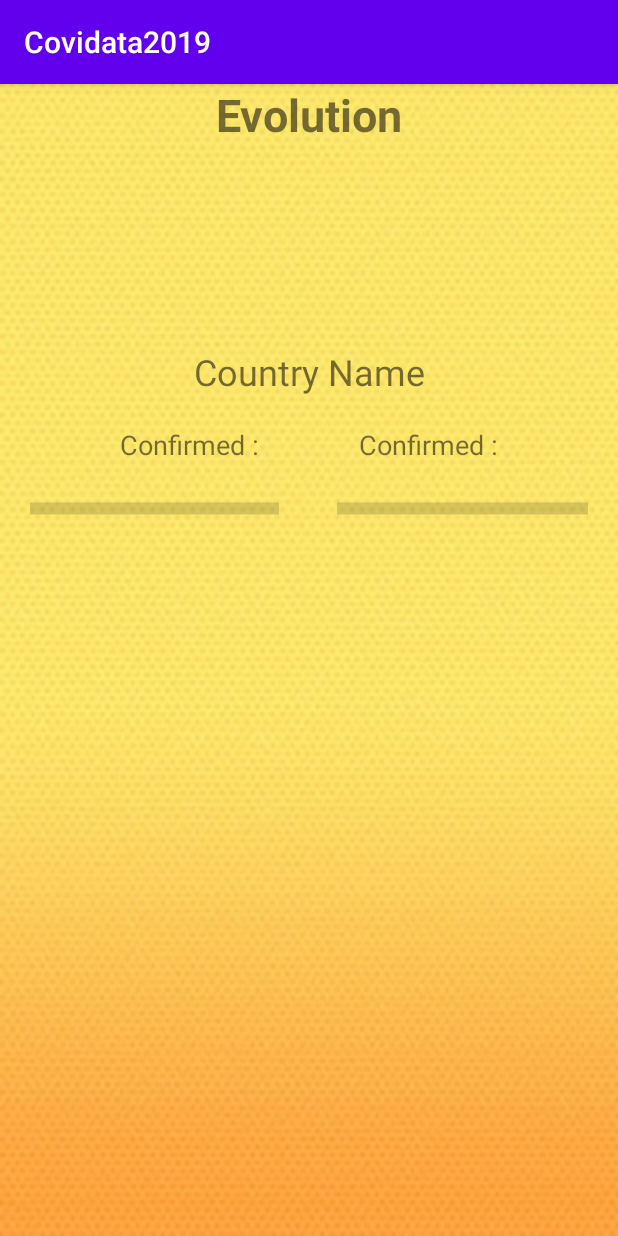
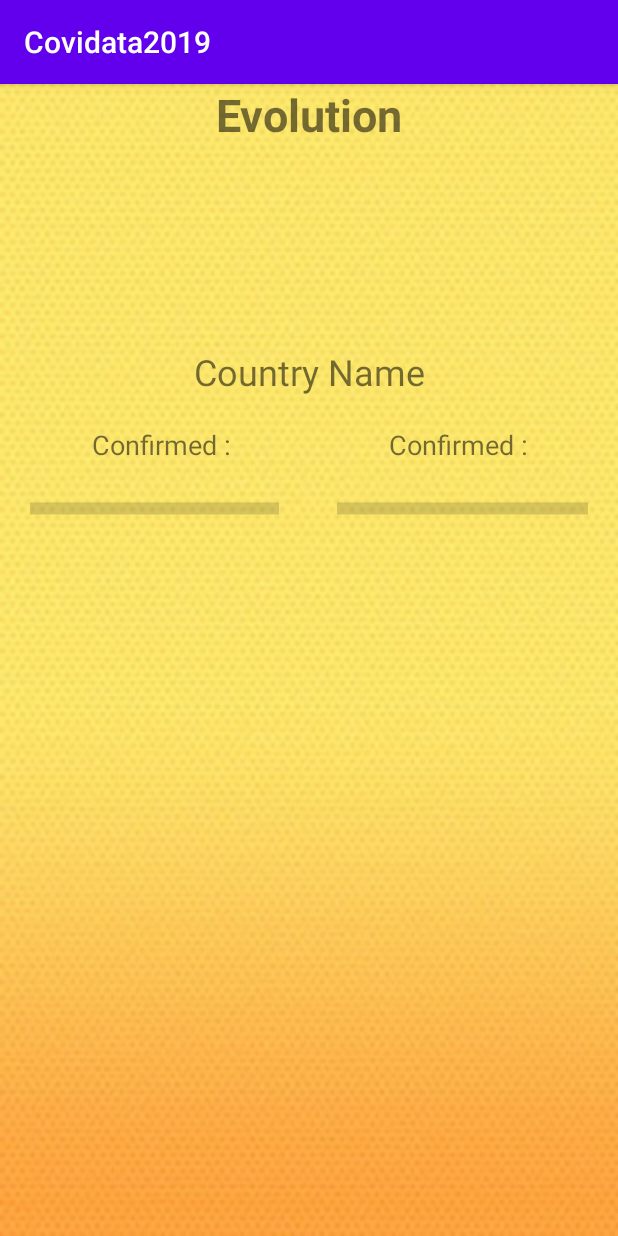
Before and after one commit to hurrikaanig/ing1_p22_covidata2019, an Android app: the EvoActivity screen opened directly, with no data from a screen before it, on a phone screen of 412 x 824 dp. Run offline under Robolectric (Android 15) with nearby library versions, the light colour scheme and no system bars.

Commit message:
design good

```diff
--- a/app/src/main/res/layout/activity_mystery_evolution.xml
+++ b/app/src/main/res/layout/activity_mystery_evolution.xml
@@ -50,7 +50,7 @@
         android:id="@+id/badimage"
         android:layout_width="176dp"
         android:layout_height="95dp"
-        android:layout_marginBottom="50dp"
+        android:layout_marginBottom="70dp"
         android:visibility="invisible"
         app:layout_constraintBottom_toBottomOf="parent"
         app:layout_constraintEnd_toEndOf="parent"
@@ -61,7 +61,7 @@
         android:id="@+id/goodimage"
         android:layout_width="174dp"
         android:layout_height="91dp"
-        android:layout_marginBottom="50dp"
+        android:layout_marginBottom="70dp"
         android:visibility="invisible"
         app:layout_constraintBottom_toBottomOf="parent"
         app:layout_constraintEnd_toEndOf="parent"
@@ -72,10 +72,12 @@
         android:id="@+id/infoview1"
         android:layout_width="wrap_content"
         android:layout_height="wrap_content"
-        android:layout_marginStart="80dp"
+        android:layout_marginStart="15dp"
         android:layout_marginTop="20dp"
+        android:layout_marginEnd="60dp"
         android:text="Confirmed :"
         android:textSize="18sp"
+        app:layout_constraintEnd_toStartOf="@+id/infoview2"
         app:layout_constraintStart_toStartOf="parent"
         app:layout_constraintTop_toBottomOf="@+id/Countrynamemystery" />
 
@@ -83,7 +85,7 @@
         android:id="@+id/infoview2"
         android:layout_width="wrap_content"
         android:layout_height="wrap_content"
-        android:layout_marginEnd="80dp"
+        android:layout_marginEnd="60dp"
         android:text="Confirmed :"
         android:textSize="18sp"
         app:layout_constraintBottom_toBottomOf="@+id/infoview1"
```
Also changed, not shown: app/src/main/java/com/epita/covidata2019/EvoActivity.kt (+6 -6 lines).
